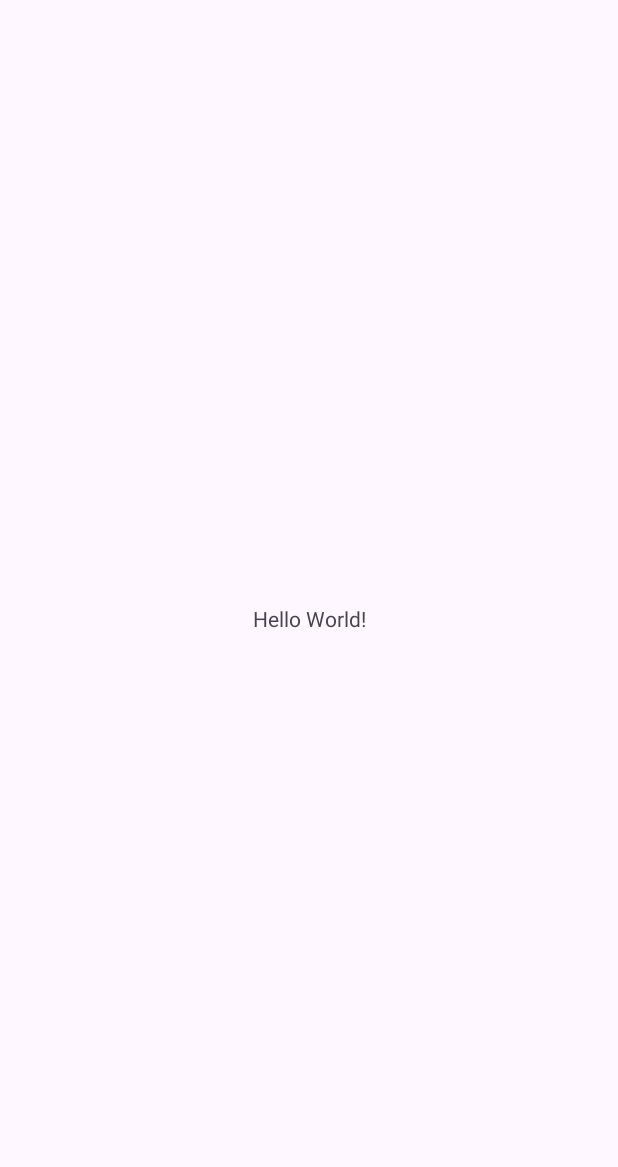
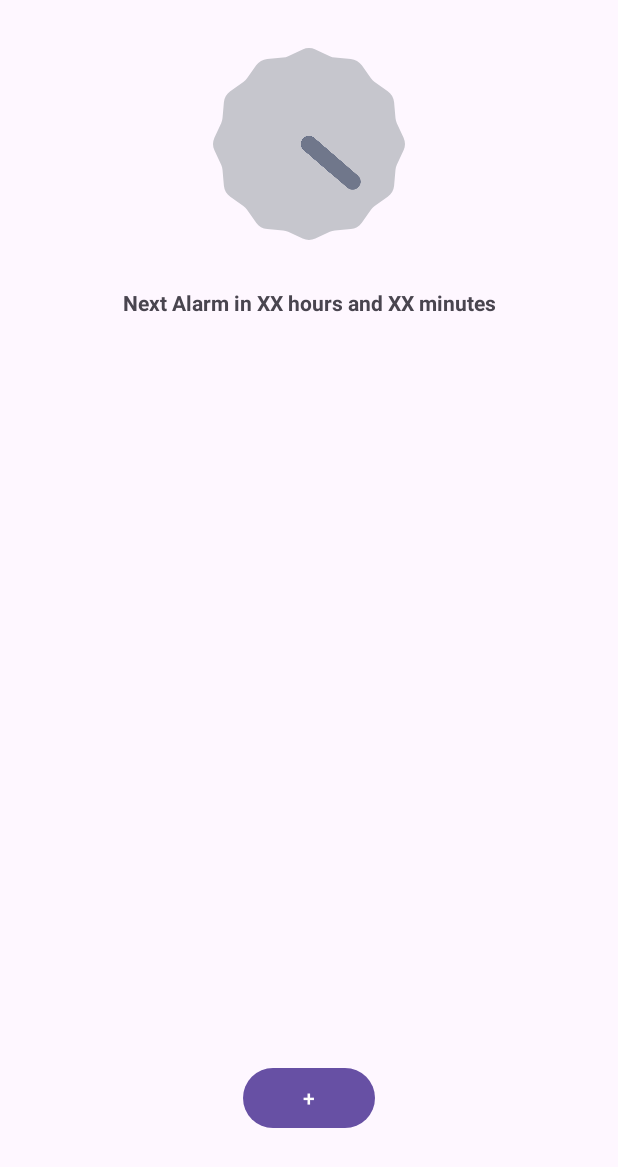
Before and after one commit to dmeng8/cs407-group-project, an Android app: the screen it shows after launch (MainActivity), on a phone screen of 412 x 824 dp. Before the commit the part shown is almost empty. Shown: the top 1167 px of the screen. Run offline under Robolectric (Android 15) with nearby library versions, the phone set to English and light mode, and no system bars.

Commit message:
updated activity_main.xml and activity_add_alarm.xml

```diff
--- a/app/src/main/AndroidManifest.xml
+++ b/app/src/main/AndroidManifest.xml
@@ -13,6 +13,9 @@
         android:theme="@style/Theme.CS407GroupProject"
         tools:targetApi="31">
         <activity
+            android:name=".AddAlarmActivity"
+            android:exported="false" />
+        <activity
             android:name=".MainActivity"
             android:exported="true">
             <intent-filter>
--- a/app/src/main/res/layout/activity_main.xml
+++ b/app/src/main/res/layout/activity_main.xml
@@ -6,13 +6,49 @@
     android:layout_height="match_parent"
     tools:context=".MainActivity">
 
-    <TextView
+    <LinearLayout
+        android:id="@+id/linearLayout"
+        android:layout_width="match_parent"
+        android:layout_height="640dp"
+        android:orientation="vertical"
+        app:layout_constraintStart_toStartOf="parent"
+        app:layout_constraintEnd_toEndOf="parent"
+        app:layout_constraintTop_toTopOf="parent">
+
+        <AnalogClock
+            android:id="@+id/analogClock"
+            android:layout_width="128dp"
+            android:layout_height="128dp"
+            android:layout_gravity="center"
+            android:layout_marginTop="32dp"
+            android:layout_marginBottom="16dp" />
+
+        <TextView
+            android:id="@+id/nextAlarmText"
+            android:layout_width="match_parent"
+            android:layout_height="wrap_content"
+            android:layout_marginTop="16dp"
+            android:layout_marginBottom="32dp"
+            android:gravity="center"
+            android:text="Next Alarm in XX hours and XX minutes"
+            android:textStyle="bold" />
+
+        <ListView
+            android:id="@+id/alarmList"
+            android:layout_width="match_parent"
+            android:layout_height="match_parent" />
+
+    </LinearLayout>
+
+    <Button
+        android:id="@+id/addAlarm"
         android:layout_width="wrap_content"
         android:layout_height="wrap_content"
-        android:text="Hello World!"
+        android:gravity="center"
+        android:text="+"
         app:layout_constraintBottom_toBottomOf="parent"
+        app:layout_constraintStart_toStartOf="parent"
         app:layout_constraintEnd_toEndOf="parent"
-        app:layout_constraintStart_toStartOf="parent"
-        app:layout_constraintTop_toTopOf="parent" />
+        app:layout_constraintTop_toBottomOf="@id/linearLayout" />
 
 </androidx.constraintlayout.widget.ConstraintLayout>
```
Also changed, not shown: app/src/main/java/com/cs407/cs407groupproject/AddAlarmActivity.java (added, +14 -0 lines), app/src/main/res/layout/activity_add_alarm.xml (added, +115 -0 lines).
